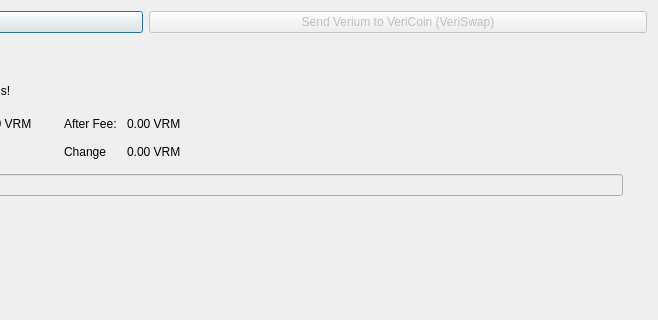
This is src/qt/forms/sendbitcoinsdialog.ui in verimad/verium as Qt 5 draws it before an edit; both pictures show x 366 to 1024 and y 0 to 320 of the 1024 by 768 pixel window. The edited form follows.
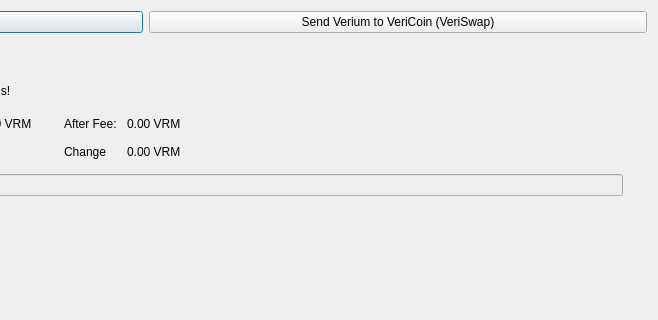
This is the edited form. Icons and pictures are not drawn.

What changed in the file:
```diff
--- a/src/qt/forms/sendbitcoinsdialog.ui
+++ b/src/qt/forms/sendbitcoinsdialog.ui
@@ -29,7 +29,7 @@
      <item>
       <widget class="QPushButton" name="btnBitcoin">
        <property name="enabled">
-        <bool>false</bool>
+        <bool>true</bool>
        </property>
        <property name="text">
         <string>Send Verium to VeriCoin (VeriSwap)</string>
```
Left out of the diff: 2 changed lines with no effect on the pictures.
